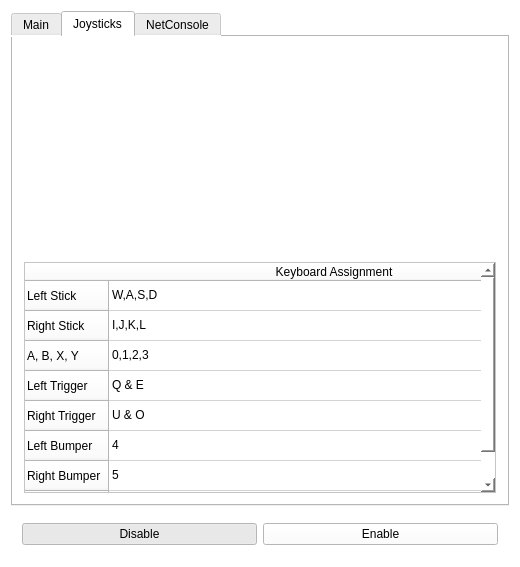
Qt form LibDS/examples/SimpleDS/src/Window.ui (frc-862/WebDS) before a commit.
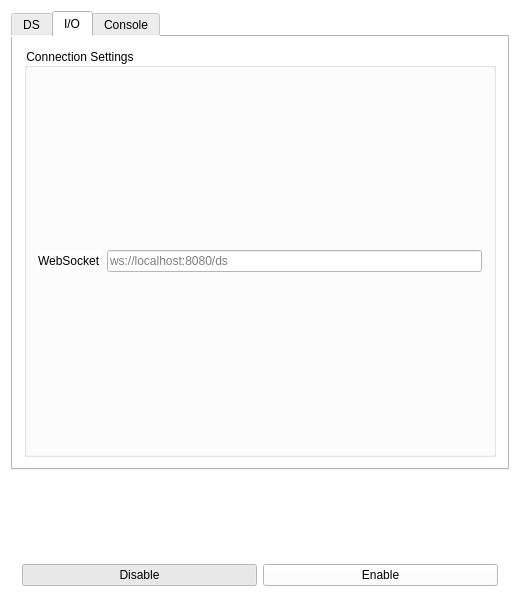
The same form after that commit. The open tabs and pages were chosen to show the change. Icons and pictures are not drawn.

Commit message: upgrade socket system

Diff of the .ui file:
```diff
--- a/LibDS/examples/SimpleDS/src/Window.ui
+++ b/LibDS/examples/SimpleDS/src/Window.ui
@@ -7,7 +7,7 @@
     <x>0</x>
     <y>0</y>
     <width>520</width>
-    <height>567</height>
+    <height>608</height>
    </rect>
   </property>
   <property name="windowTitle">
@@ -25,7 +25,7 @@
       </property>
       <widget class="QWidget" name="MainTab">
        <attribute name="title">
-        <string>Main</string>
+        <string>DS</string>
        </attribute>
        <layout class="QVBoxLayout" name="verticalLayout_4">
         <item>
@@ -254,140 +254,37 @@
       </widget>
       <widget class="QWidget" name="JoysticksTab">
        <attribute name="title">
-        <string>Joysticks</string>
+        <string>I/O</string>
        </attribute>
        <layout class="QVBoxLayout" name="verticalLayout_6">
         <item>
-         <widget class="QLabel" name="Joystick">
-          <property name="minimumSize">
-           <size>
-            <width>450</width>
-            <height>208</height>
-           </size>
+         <widget class="QGroupBox" name="connectionSettings">
+          <property name="title">
+           <string>Connection Settings</string>
           </property>
-          <property name="text">
-           <string/>
-          </property>
-          <property name="pixmap">
-           <pixmap resource="../resources/resources.qrc">:/pixmaps/joystick.png</pixmap>
-          </property>
-          <property name="scaledContents">
-           <bool>false</bool>
-          </property>
-          <property name="alignment">
-           <set>Qt::AlignCenter</set>
-          </property>
-         </widget>
-        </item>
-        <item>
-         <widget class="QTableWidget" name="Table">
-          <property name="enabled">
-           <bool>true</bool>
-          </property>
-          <property name="sizeAdjustPolicy">
-           <enum>QAbstractScrollArea::AdjustToContents</enum>
-          </property>
-          <property name="editTriggers">
-           <set>QAbstractItemView::NoEditTriggers</set>
-          </property>
-          <attribute name="horizontalHeaderDefaultSectionSize">
-           <number>450</number>
-          </attribute>
-          <attribute name="horizontalHeaderMinimumSectionSize">
-           <number>450</number>
-          </attribute>
-          <row>
-           <property name="text">
-            <string>Left Stick</string>
-           </property>
-          </row>
-          <row>
-           <property name="text">
-            <string>Right Stick</string>
-           </property>
-          </row>
-          <row>
-           <property name="text">
-            <string>A, B, X, Y</string>
-           </property>
-          </row>
-          <row>
-           <property name="text">
-            <string>Left Trigger</string>
-           </property>
-          </row>
-          <row>
-           <property name="text">
-            <string>Right Trigger</string>
-           </property>
-          </row>
-          <row>
-           <property name="text">
-            <string>Left Bumper</string>
-           </property>
-          </row>
-          <row>
-           <property name="text">
-            <string>Right Bumper</string>
-           </property>
-          </row>
-          <row>
-           <property name="text">
-            <string>D-Pad</string>
-           </property>
-          </row>
-          <column>
-           <property name="text">
-            <string>Keyboard Assignment</string>
-           </property>
-          </column>
-          <item row="0" column="0">
-           <property name="text">
-            <string>W,A,S,D</string>
-           </property>
-          </item>
-          <item row="1" column="0">
-           <property name="text">
-            <string>I,J,K,L</string>
-           </property>
-          </item>
-          <item row="2" column="0">
-           <property name="text">
-            <string>0,1,2,3</string>
-           </property>
-          </item>
-          <item row="3" column="0">
-           <property name="text">
-            <string>Q &amp; E</string>
-           </property>
-          </item>
-          <item row="4" column="0">
-           <property name="text">
-            <string>U &amp; O</string>
-           </property>
-          </item>
-          <item row="5" column="0">
-           <property name="text">
-            <string>4</string>
-           </property>
-          </item>
-          <item row="6" column="0">
-           <property name="text">
-            <string>5</string>
-           </property>
-          </item>
-          <item row="7" column="0">
-           <property name="text">
-            <string>Arrows</string>
-           </property>
-          </item>
+          <layout class="QGridLayout" name="gridLayout_3">
+           <item row="0" column="1">
+            <widget class="QLineEdit" name="socketAddress">
+             <property name="placeholderText">
+              <string>ws://localhost:8080/ds</string>
+             </property>
+            </widget>
+           </item>
+           <item row="0" column="0">
+            <widget class="QLabel" name="socketAddressLabel">
+             <property name="text">
+              <string>WebSocket</string>
+             </property>
+            </widget>
+           </item>
+          </layout>
          </widget>
         </item>
        </layout>
       </widget>
       <widget class="QWidget" name="NetConsoleTab">
        <attribute name="title">
-        <string>NetConsole</string>
+        <string>Console</string>
        </attribute>
        <layout class="QVBoxLayout" name="verticalLayout_3">
         <item>
```
The commit also changes 9 other files.
